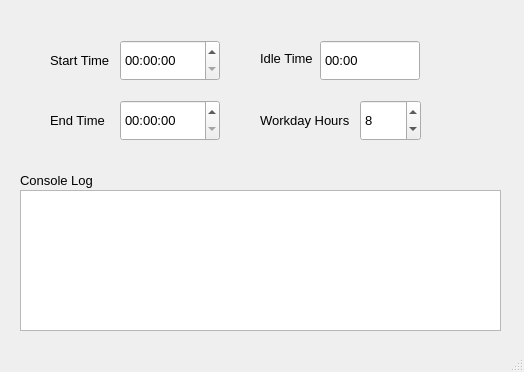
This is src/main/resources/main_window.ui in apastel/hourly-tracker as Qt 5 draws it before an edit. The edited form follows.
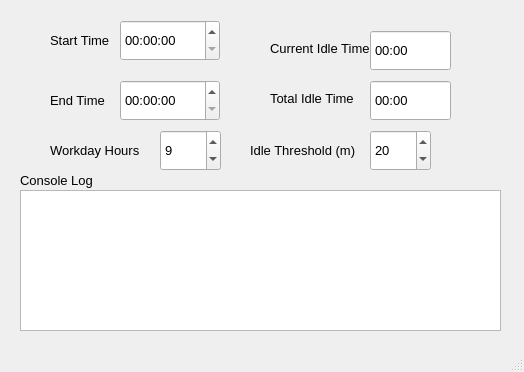
This is the edited form.

Commit message: Tracking and displaying of idle time in a good state. Add input for idle threshold. Also display message when workday ends.

```diff
--- a/src/main/resources/main_window.ui
+++ b/src/main/resources/main_window.ui
@@ -18,7 +18,7 @@
     <property name="geometry">
      <rect>
       <x>120</x>
-      <y>40</y>
+      <y>20</y>
       <width>100</width>
       <height>41</height>
      </rect>
@@ -52,7 +52,7 @@
     <property name="geometry">
      <rect>
       <x>50</x>
-      <y>50</y>
+      <y>30</y>
       <width>61</width>
       <height>20</height>
      </rect>
@@ -71,7 +71,7 @@
     <property name="geometry">
      <rect>
       <x>120</x>
-      <y>100</y>
+      <y>80</y>
       <width>100</width>
       <height>41</height>
      </rect>
@@ -105,7 +105,7 @@
     <property name="geometry">
      <rect>
       <x>50</x>
-      <y>110</y>
+      <y>90</y>
       <width>61</width>
       <height>20</height>
      </rect>
@@ -123,9 +123,9 @@
    <widget class="QLabel" name="idleTimeLabel">
     <property name="geometry">
      <rect>
-      <x>260</x>
-      <y>50</y>
-      <width>61</width>
+      <x>270</x>
+      <y>40</y>
+      <width>101</width>
       <height>16</height>
      </rect>
     </property>
@@ -136,7 +136,7 @@
      </font>
     </property>
     <property name="text">
-     <string>Idle Time</string>
+     <string>Current Idle Time</string>
     </property>
    </widget>
    <widget class="QTimeEdit" name="idleTime">
@@ -145,9 +145,9 @@
     </property>
     <property name="geometry">
      <rect>
-      <x>320</x>
-      <y>40</y>
-      <width>100</width>
+      <x>370</x>
+      <y>30</y>
+      <width>81</width>
       <height>41</height>
      </rect>
     </property>
@@ -205,8 +205,8 @@
    <widget class="QSpinBox" name="workdayHours">
     <property name="geometry">
      <rect>
-      <x>360</x>
-      <y>100</y>
+      <x>160</x>
+      <y>130</y>
       <width>61</width>
       <height>41</height>
      </rect>
@@ -218,15 +218,15 @@
      </font>
     </property>
     <property name="value">
-     <number>8</number>
+     <number>9</number>
     </property>
    </widget>
    <widget class="QLabel" name="workdayHoursLabel">
     <property name="geometry">
      <rect>
-      <x>260</x>
-      <y>110</y>
-      <width>101</width>
+      <x>50</x>
+      <y>140</y>
+      <width>91</width>
       <height>20</height>
      </rect>
     </property>
@@ -269,6 +269,126 @@
      <string>Console Log</string>
     </property>
    </widget>
+   <widget class="QLabel" name="idleThresholdLabel">
+    <property name="geometry">
+     <rect>
+      <x>250</x>
+      <y>140</y>
+      <width>111</width>
+      <height>20</height>
+     </rect>
+    </property>
+    <property name="font">
+     <font>
+      <family>Arial</family>
+      <pointsize>10</pointsize>
+     </font>
+    </property>
+    <property name="text">
+     <string>Idle Threshold (m)</string>
+    </property>
+   </widget>
+   <widget class="QSpinBox" name="idleThreshold">
+    <property name="geometry">
+     <rect>
+      <x>370</x>
+      <y>130</y>
+      <width>61</width>
+      <height>41</height>
+     </rect>
+    </property>
+    <property name="font">
+     <font>
+      <family>Arial</family>
+      <pointsize>10</pointsize>
+     </font>
+    </property>
+    <property name="value">
+     <number>20</number>
+    </property>
+   </widget>
+   <widget class="QLabel" name="totalIdleTimeLabel">
+    <property name="geometry">
+     <rect>
+      <x>270</x>
+      <y>90</y>
+      <width>101</width>
+      <height>16</height>
+     </rect>
+    </property>
+    <property name="font">
+     <font>
+      <family>Arial</family>
+      <pointsize>10</pointsize>
+     </font>
+    </property>
+    <property name="text">
+     <string>Total Idle Time</string>
+    </property>
+   </widget>
+   <widget class="QTimeEdit" name="totalIdleTime">
+    <property name="enabled">
+     <bool>true</bool>
+    </property>
+    <property name="geometry">
+     <rect>
+      <x>370</x>
+      <y>80</y>
+      <width>81</width>
+      <height>41</height>
+     </rect>
+    </property>
+    <property name="minimumSize">
+     <size>
+      <width>30</width>
+      <height>0</height>
+     </size>
+    </property>
+    <property name="maximumSize">
+     <size>
+      <width>100</width>
+      <height>16777215</height>
+     </size>
+    </property>
+    <property name="font">
+     <font>
+      <family>Arial</family>
+      <pointsize>10</pointsize>
+     </font>
+    </property>
+    <property name="readOnly">
+     <bool>true</bool>
+    </property>
+    <property name="buttonSymbols">
+     <enum>QAbstractSpinBox::NoButtons</enum>
+    </property>
+    <property name="dateTime">
+     <datetime>
+      <hour>0</hour>
+      <minute>0</minute>
+      <second>0</second>
+      <year>2000</year>
+      <month>1</month>
+      <day>1</day>
+     </datetime>
+    </property>
+    <property name="maximumTime">
+     <time>
+      <hour>23</hour>
+      <minute>59</minute>
+      <second>59</second>
+     </time>
+    </property>
+    <property name="currentSection">
+     <enum>QDateTimeEdit::HourSection</enum>
+    </property>
+    <property name="displayFormat">
+     <string notr="true">hh:mm</string>
+    </property>
+    <property name="timeSpec">
+     <enum>Qt::LocalTime</enum>
+    </property>
+   </widget>
   </widget>
   <widget class="QMenuBar" name="menubar">
    <property name="geometry">
```
Left out of the diff: 9 changed lines with no effect on the pictures. The commit also changes 3 other files.
